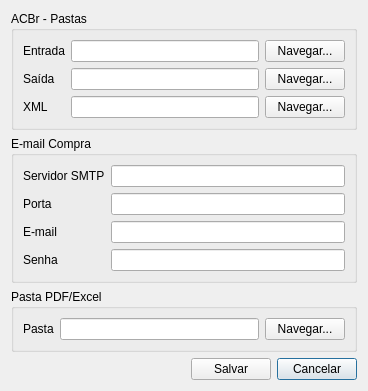
Old version of the form ui/userconfig.ui in the repository lellisls/ERP-STACCATO.
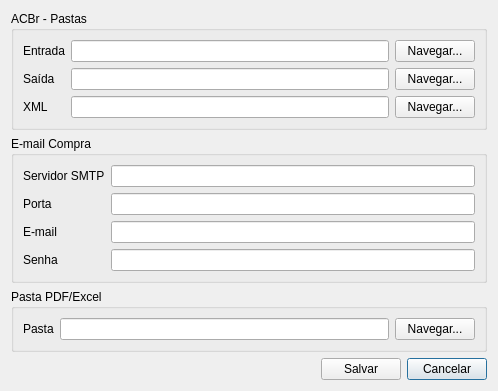
New version of the form.

Commit message: Título na tela de configurações do usuário

Patch:
```diff
--- a/ui/userconfig.ui
+++ b/ui/userconfig.ui
@@ -6,7 +6,7 @@
    <rect>
     <x>0</x>
     <y>0</y>
-    <width>368</width>
+    <width>498</width>
     <height>386</height>
    </rect>
   </property>
```
Left out of the diff: 2 changed lines with no effect on the pictures.
